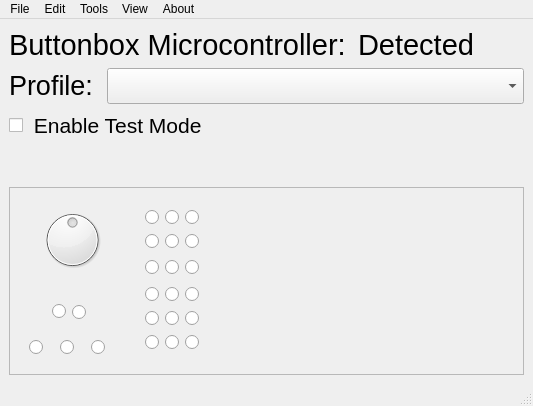
Above: client/buttonbox_client/ui/window.ui from TheCheese42/buttonbox before the change. Below: the same form after it.
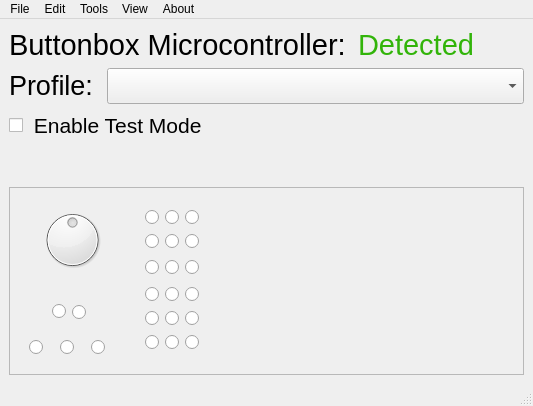
That is the form after the change. Icons and pictures are not drawn.

Commit message: Fixed test mode matrix funcs

The edit to the form file:
```diff
--- a/client/buttonbox_client/ui/window.ui
+++ b/client/buttonbox_client/ui/window.ui
@@ -57,6 +57,9 @@
           <pointsize>22</pointsize>
          </font>
         </property>
+        <property name="styleSheet">
+         <string notr="true">QLabel { color: rgb(50, 180, 10); }</string>
+        </property>
         <property name="text">
          <string>Detected</string>
         </property>
```
The commit also changes 2 other files.
